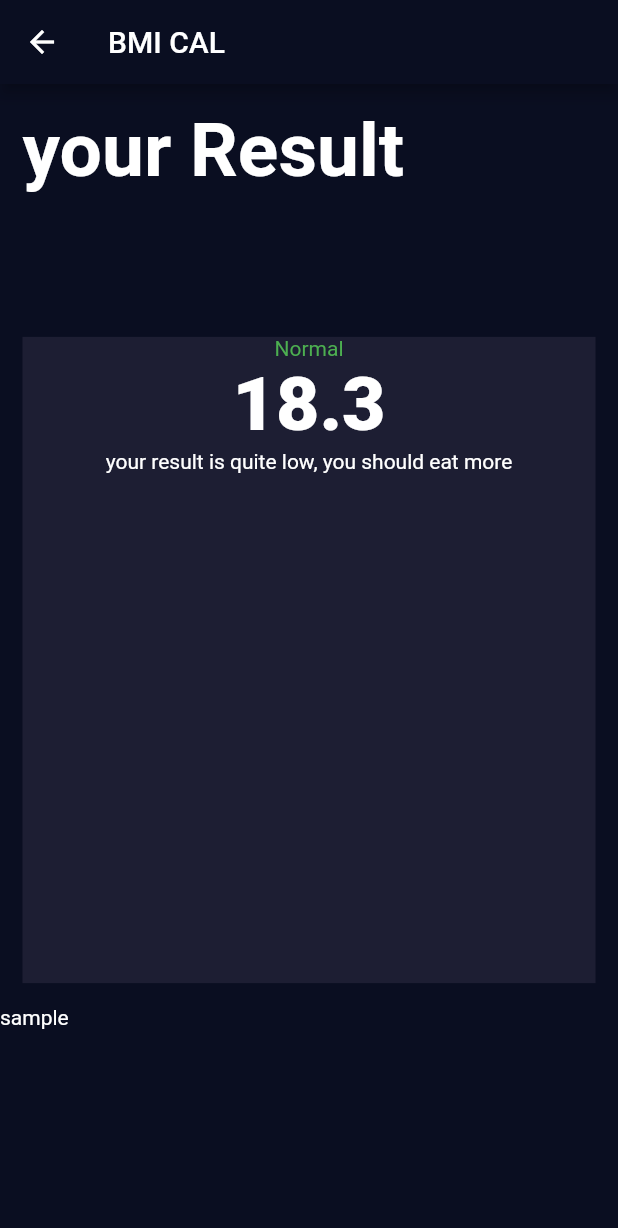
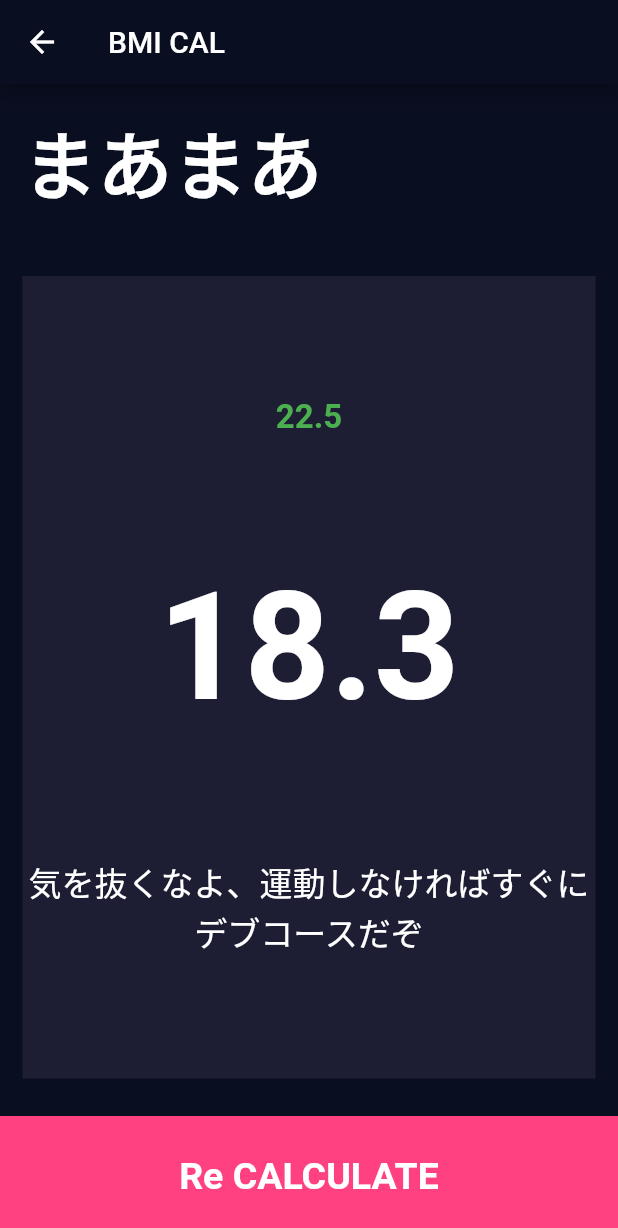
Before and after one commit to Akito-n/BMI_Calculator_flutter, a Flutter app: the screen it shows after launch, after a tap on "CALCULATE", on a phone screen of 412 x 824 dp. Shown: the top 1228 px of the screen. Run offline on Flutter 3.47's test engine with Material 2 defaults, Android fonts, the phone set to English and light mode, and no system bars; our stand-ins replace font_awesome_flutter.

Commit message:
この形式で行くか

```diff
--- /dev/null
+++ b/lib/calculate.dart
@@ -0,0 +1,42 @@
+import 'dart:math';
+
+class Calculate {
+  Calculate({this.weight, this.height});
+
+  final int weight;
+  final int height;
+
+  double _bim;
+
+  void _calc() {
+    _bim = _bim = weight / pow(height / 100, 2);
+  }
+
+  String getResultBmi() {
+    _calc();
+
+    return _bim.toStringAsFixed(1);
+  }
+
+  String getResultTitle() {
+    _calc();
+    if (_bim > 25.5) {
+      return '太ってる';
+    } else if (_bim > 18.5) {
+      return 'まあまあ';
+    } else {
+      return 'okだ';
+    }
+  }
+
+  String getAdvise() {
+    _calc();
+    if (_bim > 25.5) {
+      return '運動しろ,今すぐにな';
+    } else if (_bim > 18.5) {
+      return '気を抜くなよ、運動しなければすぐにデブコースだぞ';
+    } else {
+      return 'もっと食べましょう。過度なダイエットは不健康です';
+    }
+  }
+}
--- a/lib/main.dart
+++ b/lib/main.dart
@@ -1,5 +1,5 @@
 import 'package:flutter/material.dart';
-import 'package:flutter_bmi_clulc/screens//result_page.dart';
+import 'package:flutter_bmi_clulc/screens/result_page.dart';
 
 import 'screens//input_page.dart';
 
@@ -12,8 +12,11 @@ class BMICalculator extends StatelessWidget {
       initialRoute: '/',
       routes: {
         '/': (context) => InputPage(),
-        'result': (context) => ResultPage()
+        ResultPage.routeName: (context) => ResultPage(),
       },
+      // onGenerateInitialRoutes: (settings) {
+      //   if (true) {}
+      // },
       theme: ThemeData.dark().copyWith(
         primaryColor: Color(0xFF0A0E21),
         scaffoldBackgroundColor: Color(0xFF0A0E21),
@@ -21,3 +24,16 @@ class BMICalculator extends StatelessWidget {
     );
   }
 }
+
+// class SampleWithPush extends StatelessWidget {
+//   static Route<dynamic> route() {
+//     return MaterialPageRoute<dynamic>(
+//       builder: (_) => SampleWithPush(),
+//     );
+//   }
+//
+//   @override
+//   Widget build(BuildContext context) {
+//     return Anything();
+//   }
+// }
--- a/lib/screens/input_page.dart
+++ b/lib/screens/input_page.dart
@@ -1,7 +1,9 @@
 import 'package:flutter/material.dart';
 import 'package:flutter_bmi_clulc/Components/icon_content.dart';
 import 'package:flutter_bmi_clulc/Components/reusable_card.dart';
+import 'package:flutter_bmi_clulc/calculate.dart';
 import 'package:flutter_bmi_clulc/components/BarButton.dart';
+import 'package:flutter_bmi_clulc/screens/result_page.dart';
 import 'package:flutter_bmi_clulc/utility/constant.dart';
 import 'package:font_awesome_flutter/font_awesome_flutter.dart';
 
@@ -189,7 +191,12 @@ class _InputPageState extends State<InputPage> {
           BarButton(
             title: 'CALCULATE',
             onTap: () {
-              Navigator.pushNamed(context, 'result');
+              Calculate calc = Calculate(weight: weight, height: height);
+              Navigator.pushNamed(context, ResultPage.routeName,
+                  arguments: ResultRouteArgs(
+                      title: calc.getResultTitle(),
+                      result: calc.getResultBmi(),
+                      advise: calc.getAdvise()));
             },
           )
         ],
--- a/lib/screens/result_page.dart
+++ b/lib/screens/result_page.dart
@@ -1,10 +1,21 @@
 import 'package:flutter/material.dart';
+import 'package:flutter_bmi_clulc/components/BarButton.dart';
 import 'package:flutter_bmi_clulc/components/reusable_card.dart';
 import 'package:flutter_bmi_clulc/utility/constant.dart';
 
+class ResultRouteArgs {
+  ResultRouteArgs({this.title, this.result, this.advise});
+  final String result;
+  final String title;
+  final String advise;
+}
+
 class ResultPage extends StatelessWidget {
+  static const routeName = '/result';
+
   @override
   Widget build(BuildContext context) {
+    final args = ModalRoute.of(context).settings.arguments as ResultRouteArgs;
     return Scaffold(
       appBar: AppBar(
         title: Text('BMI CAL'),
@@ -17,31 +28,45 @@ class ResultPage extends StatelessWidget {
             child: Container(
               padding: EdgeInsets.all(15.0),
               child: Text(
-                'your Result',
+                args.title,
                 style: kTitleTextStyle,
               ),
             ),
           ),
           Expanded(
-            flex: 3,
+            flex: 5,
             child: ReusableCard(
               boxColor: kActiveBoxColor,
               childWidget: Column(
+                mainAxisAlignment: MainAxisAlignment.spaceEvenly,
+                crossAxisAlignment: CrossAxisAlignment.center,
                 children: [
                   Text(
-                    'Normal',
-                    style: TextStyle(color: Colors.green),
+                    args.result,
+                    style: TextStyle(
+                        color: Colors.green,
+                        fontWeight: FontWeight.bold,
+                        fontSize: 22.0),
                   ),
                   Text(
                     '18.3',
-                    style: kNumberTextStyle,
+                    style: kBMITextStyle,
                   ),
-                  Text('your result is quite low, you should eat more')
+                  Text(
+                    args.advise,
+                    style: TextStyle(fontSize: 22.0),
+                    textAlign: TextAlign.center,
+                  )
                 ],
               ),
             ),
           ),
-          Expanded(child: Text('sample'))
+          BarButton(
+            title: 'Re CALCULATE',
+            onTap: () {
+              Navigator.pop(context);
+            },
+          )
         ],
       ),
     );
--- a/lib/utility/constant.dart
+++ b/lib/utility/constant.dart
@@ -10,3 +10,5 @@ const kTextColor = Color(0xFF8D8E98);
 const kLabelTextStyle = TextStyle(fontSize: 18.0, color: Color(0xFF8D8E98));
 const kNumberTextStyle = TextStyle(fontSize: 50.0, fontWeight: FontWeight.w900);
 const kTitleTextStyle = TextStyle(fontSize: 50.0, fontWeight: FontWeight.bold);
+const kBMITextStyle = TextStyle(
+    fontSize: 100.0, fontWeight: FontWeight.bold, color: Colors.white);
```
